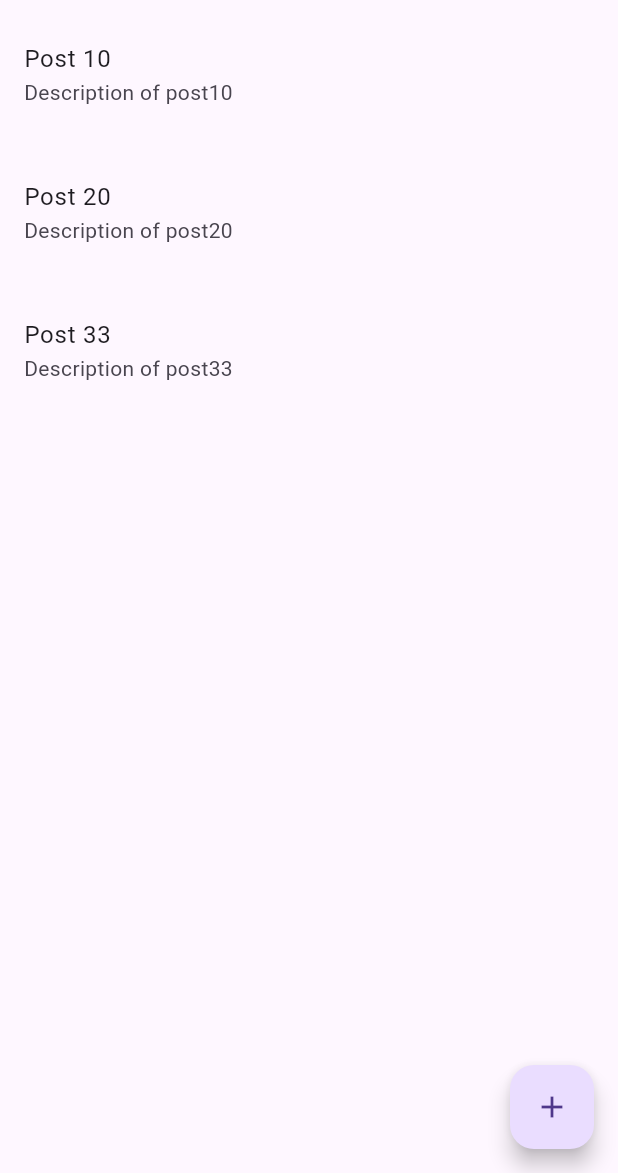
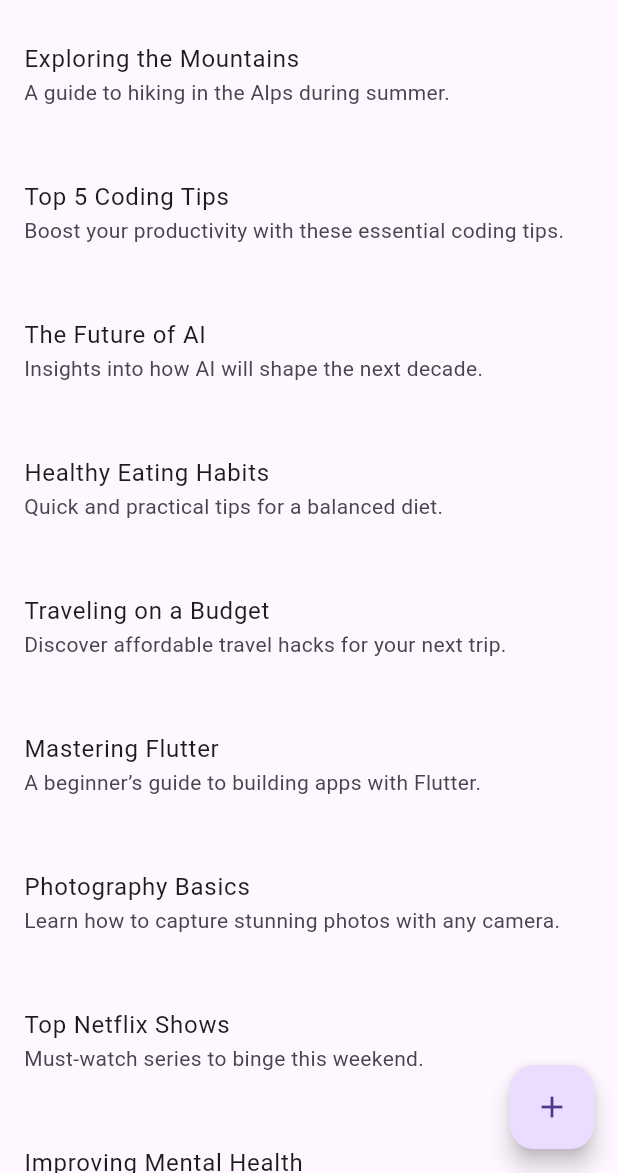
Before and after one commit to flammefolie/5AL_tp_flutter, a Flutter app: the screen it shows after launch, on a phone screen of 412 x 824 dp, the part 63-1236 px from its top. Run offline on Flutter 3.47's test engine with Material 3 defaults, Android fonts, the phone set to English and light mode, and no system bars; our stand-ins replace bloc, flutter_bloc.

Commit message:
refacto: methods in data source

```diff
--- a/lib/app_exception.dart
+++ b/lib/app_exception.dart
@@ -6,3 +6,5 @@ class AppException implements Exception {
 }
 
 class UnknownException extends AppException {}
+
+class PostNotFoundException extends AppException {}
--- a/lib/shared/services/local_posts_data_source/fake_local_posts_data_source.dart
+++ b/lib/shared/services/local_posts_data_source/fake_local_posts_data_source.dart
@@ -1,11 +1,20 @@
+import 'package:tp_flutter_posts/app_exception.dart';
+
 import '../../models/post.dart';
 import 'local_posts_data_source.dart';
 
 class FakeLocalPostsDataSource extends LocalPostsDataSource {
-  List<Post> _fakePosts = [
-    Post(id: 10, title: 'Post 10', description: 'Description of post10'),
-    Post(id: 20, title: 'Post 20', description: 'Description of post20'),
-    Post(id: 33, title: 'Post 33', description: 'Description of post33'),
+  final List<Post> _fakePosts = [
+    Post(id: 1, title: 'Exploring the Mountains', description: 'A guide to hiking in the Alps during summer.'),
+    Post(id: 2, title: 'Top 5 Coding Tips', description: 'Boost your productivity with these essential coding tips.'),
+    Post(id: 3, title: 'The Future of AI', description: 'Insights into how AI will shape the next decade.'),
+    Post(id: 4, title: 'Healthy Eating Habits', description: 'Quick and practical tips for a balanced diet.'),
+    Post(id: 5, title: 'Traveling on a Budget', description: 'Discover affordable travel hacks for your next trip.'),
+    Post(id: 6, title: 'Mastering Flutter', description: 'A beginner’s guide to building apps with Flutter.'),
+    Post(id: 7, title: 'Photography Basics', description: 'Learn how to capture stunning photos with any camera.'),
+    Post(id: 8, title: 'Top Netflix Shows', description: 'Must-watch series to binge this weekend.'),
+    Post(id: 9, title: 'Improving Mental Health', description: 'Daily habits to maintain a positive mindset.'),
+    Post(id: 10, title: 'Workout Plans for Beginners', description: 'Simple exercises to start your fitness journey.'),
   ];
 
   @override
@@ -15,7 +24,19 @@ class FakeLocalPostsDataSource extends LocalPostsDataSource {
   }
 
   @override
-  Future<void> save(List<Post> posts) async {
-    _fakePosts = posts;
+  Future<void> addPost(Post post) async {
+    await Future.delayed(const Duration(seconds: 1));
+    _fakePosts.add(post);
+  }
+
+  @override
+  Future<void> updatePost(Post updatedPost) async {
+    await Future.delayed(const Duration(seconds: 1));
+    final index = _fakePosts.indexWhere((post) => post.id == updatedPost.id);
+    if (index != -1) {
+      _fakePosts[index] = updatedPost;
+    } else {
+      throw PostNotFoundException();
+    }
   }
 }
--- a/lib/shared/services/local_posts_data_source/local_posts_data_source.dart
+++ b/lib/shared/services/local_posts_data_source/local_posts_data_source.dart
@@ -3,5 +3,7 @@
 abstract class LocalPostsDataSource {
   Future<List<Post>> getAllPosts();
 
-  Future<void> save(List<Post> posts);
+  Future<void> addPost(Post post);
+
+  Future<void> updatePost(Post updatedPost);
 }
--- a/lib/shared/services/posts_repository.dart
+++ b/lib/shared/services/posts_repository.dart
@@ -18,18 +18,11 @@ class PostsRepository {
   }
 
   Future<Post> addPost(Post post) async {
-    final existingPosts = await localDataSource.getAllPosts();
-    final updatedPosts = [...existingPosts, post];
-    await localDataSource.save(updatedPosts);
+    await localDataSource.addPost(post);
     return post;
   }
 
   Future<void> updatePost(Post updatedPost) async {
-    final existingPosts = await localDataSource.getAllPosts();
-    final updatedPosts = existingPosts.map((post) {
-      return post.id == updatedPost.id ? updatedPost : post;
-    }).toList();
-
-    await localDataSource.save(updatedPosts);
+    await localDataSource.updatePost(updatedPost);
   }
 }
```
